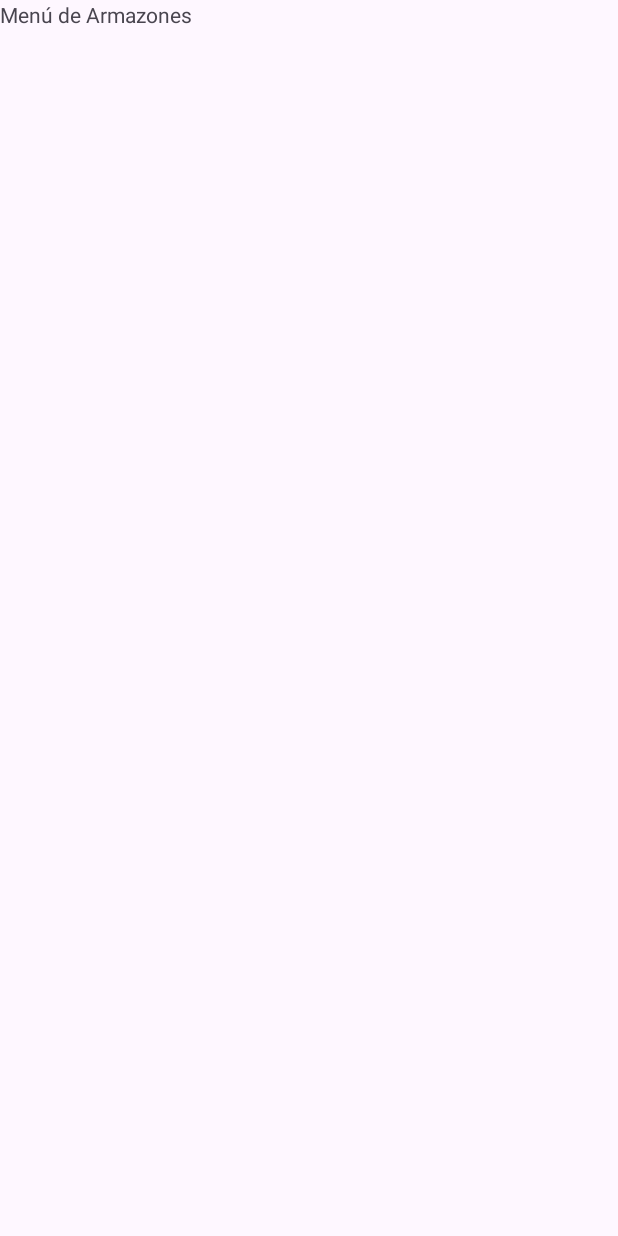
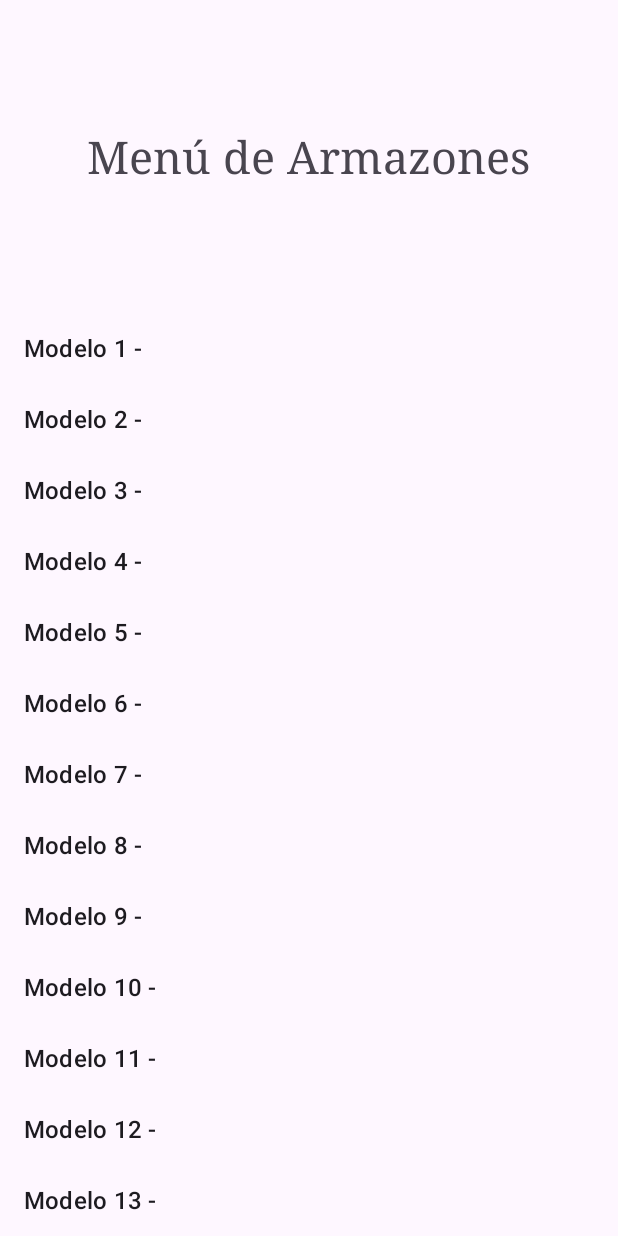
Before and after one commit to InzunZaurio/ARMazon_Prototype, an Android app: the ListaArmazones screen opened directly, with no data from a screen before it, on a phone screen of 412 x 824 dp. Before the commit the screen is almost empty. Run offline under Robolectric (Android 15) with nearby library versions, the phone set to English and light mode, and no system bars.

Commit message:
Nuevas Clases

```diff
--- a/app/src/main/AndroidManifest.xml
+++ b/app/src/main/AndroidManifest.xml
@@ -13,6 +13,9 @@
         android:theme="@style/Theme.ARMazonPrototype"
         tools:targetApi="31">
         <activity
+            android:name=".ListaFavs"
+            android:exported="false" />
+        <activity
             android:name=".ListaArmazones"
             android:exported="false" />
         <activity
--- a/app/src/main/java/com/example/ar_mazonprototype/ListaArmazones.java
+++ b/app/src/main/java/com/example/ar_mazonprototype/ListaArmazones.java
@@ -1,8 +1,10 @@
 package com.example.ar_mazonprototype;
 
+import android.os.Bundle;
+import android.widget.ArrayAdapter;
+import android.widget.ListView;
+import android.widget.Toast;
 import androidx.appcompat.app.AppCompatActivity;
-
-import android.os.Bundle;
 
 public class ListaArmazones extends AppCompatActivity {
 
@@ -10,5 +12,23 @@ public class ListaArmazones extends AppCompatActivity {
     protected void onCreate(Bundle savedInstanceState) {
         super.onCreate(savedInstanceState);
         setContentView(R.layout.activity_lista_armazones);
+
+        // Datos de ejemplo para la lista
+        String[] datos = {"Modelo 1 - ", "Modelo 2 - ", "Modelo 3 - ", "Modelo 4 - ", "Modelo 5 - ", "Modelo 6 - ", "Modelo 7 - ", "Modelo 8 - ", "Modelo 9 - ", "Modelo 10 - ", "Modelo 11 - ", "Modelo 12 - ", "Modelo 13 - "};
+
+        // Crear un adaptador para la ListView
+        ArrayAdapter<String> adapter = new ArrayAdapter<>(this, android.R.layout.simple_list_item_1, datos);
+
+        // Obtener la referencia de la ListView desde el diseño
+        ListView listView = findViewById(R.id.ListaDeArmazones);
+
+        // Asignar el adaptador a la ListView
+        listView.setAdapter(adapter);
+
+        // Manejar clics en los elementos de la lista
+        listView.setOnItemClickListener((parent, view, position, id) -> {
+            String item = (String) parent.getItemAtPosition(position);
+            Toast.makeText(ListaArmazones.this, "Clic en: " + item, Toast.LENGTH_SHORT).show();
+        });
     }
 }
--- a/app/src/main/res/layout/activity_lista_armazones.xml
+++ b/app/src/main/res/layout/activity_lista_armazones.xml
@@ -8,15 +8,23 @@
     <GridLayout
         android:layout_width="match_parent"
         android:layout_height="match_parent"
+        android:columnCount="1"
         android:rowCount="2">
     <TextView
         android:layout_width="wrap_content"
         android:layout_height="wrap_content"
+        android:fontFamily="serif"
         android:text="Menú de Armazones"
+        android:textSize="30dp"
+        android:layout_gravity="center"
+        android:layout_marginTop="30dp"
+        android:layout_marginBottom="30dp"
         />
     <ListView
+        android:id="@+id/ListaDeArmazones"
         android:layout_width="match_parent"
         android:layout_height="wrap_content"
+        android:divider="@android:color/darker_gray"
         />
     </GridLayout>
 </LinearLayout>
--- a/app/src/main/res/layout/activity_main.xml
+++ b/app/src/main/res/layout/activity_main.xml
@@ -42,6 +42,7 @@
             android:layout_marginLeft="0dp"
             />
                 <Button
+                    android:id="@+id/buttonList"
                     android:layout_width="wrap_content"
                     android:layout_height="wrap_content"
                     android:fontFamily="serif"
@@ -68,6 +69,7 @@
             android:layout_marginLeft="0dp"
             />
         <Button
+            android:id="@+id/buttonFavs"
             android:layout_width="wrap_content"
             android:layout_height="wrap_content"
             android:fontFamily="serif"
```
Also changed, not shown: app/src/main/java/com/example/ar_mazonprototype/ListaFavs.java (added, +14 -0 lines), app/src/main/java/com/example/ar_mazonprototype/MainActivity.java (+24 -1 lines), app/src/main/res/layout/activity_lista_favs.xml (added, +9 -0 lines).
